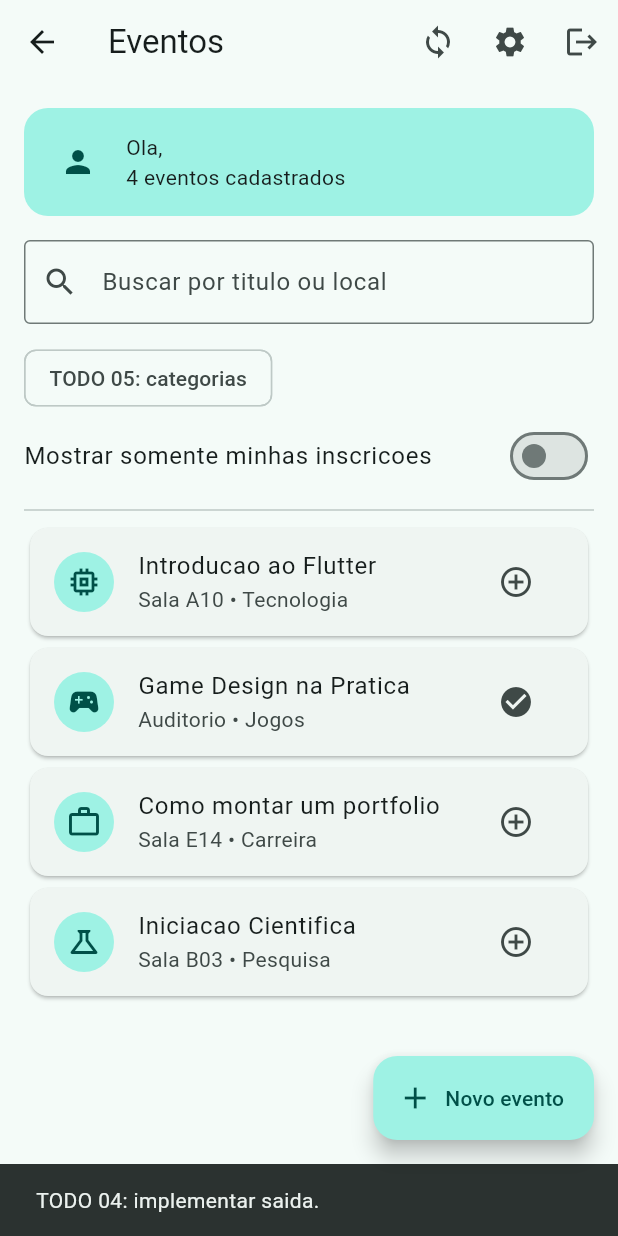
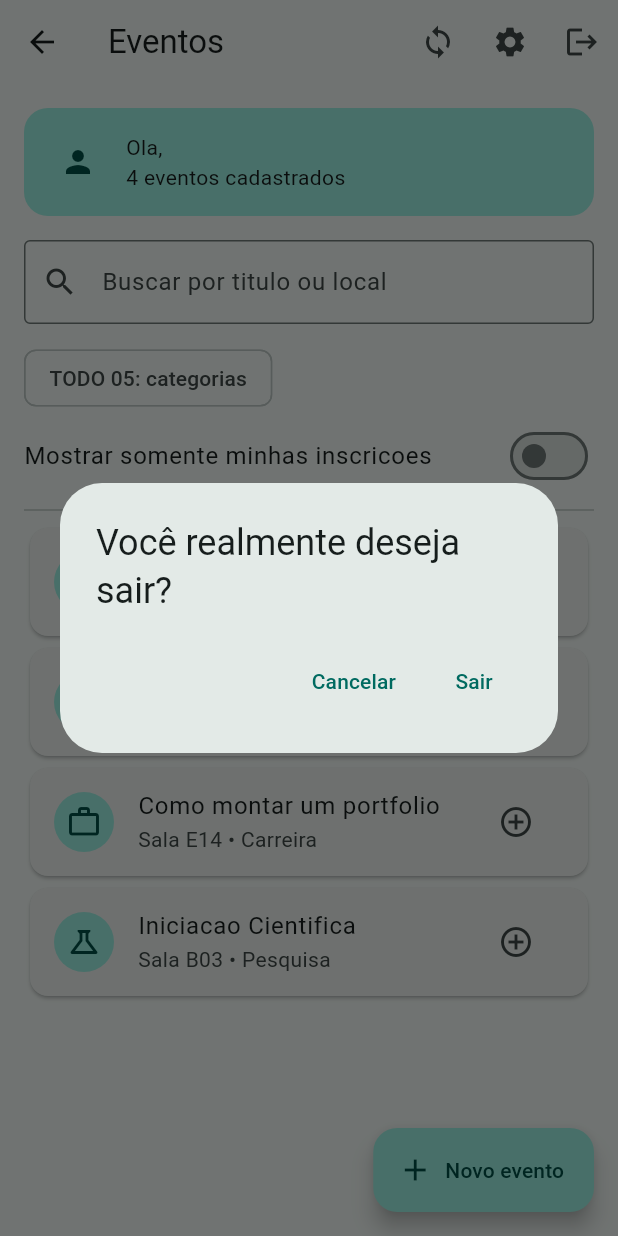
Before and after one commit to gfloriano11/mobile-development-class, a Flutter app: the HomeScreen screen opened directly with empty values, after a tap on the "logout" icon, on a phone screen of 412 x 824 dp. Run offline on Flutter 3.47's test engine with Material 3 defaults, Android fonts, the phone set to English and light mode, and no system bars; our stand-ins replace flutter_tts.

Commit message:
feat: implement todo 4 and fix search on todo 2

```diff
--- a/n2/flutter_agenda_eventos_atividade_base/lib/screens/home_screen.dart
+++ b/n2/flutter_agenda_eventos_atividade_base/lib/screens/home_screen.dart
@@ -1,5 +1,7 @@
 import 'package:flutter/material.dart';
 import 'package:flutter_agenda_eventos_atividade_base/screens/detalhes_evento_screen.dart';
+import 'package:flutter_agenda_eventos_atividade_base/screens/entrada_screen.dart';
+import 'package:flutter_agenda_eventos_atividade_base/screens/novo_evento_screen.dart';
 
 import '../data/eventos_iniciais.dart';
 import '../models/evento.dart';
@@ -24,7 +26,7 @@ class _HomeScreenState extends State<HomeScreen> {
   final _buscaController = TextEditingController();
   late final List<Evento> _eventos;
 
-  String _categoria = 'Todos';
+  // final String _categoria = 'Todos';
   bool _somenteInscritos = false;
 
   @override
@@ -49,7 +51,7 @@ class _HomeScreenState extends State<HomeScreen> {
           .where((e) =>
               (e.categoria.toLowerCase().contains(value) ||
                   e.titulo.toLowerCase().contains(value) ||
-                  e.titulo.toLowerCase().contains(value)) ||
+                  e.titulo.toLowerCase().contains(value)) &&
               e.inscrito)
           .toList();
     }
@@ -71,30 +73,39 @@ class _HomeScreenState extends State<HomeScreen> {
   // Se voltar true, remova o evento da lista. Caso contrario, atualize a tela.
   Future<void> _abrirDetalhes(Evento evento) async {
     final result = await Navigator.push<bool>(
-      context,
-      MaterialPageRoute(
-        builder: (BuildContext context) =>DetalhesEventoScreen(evento: evento)
-      )
-    );
+        context,
+        MaterialPageRoute(
+            builder: (BuildContext context) =>
+                DetalhesEventoScreen(evento: evento)));
 
     if (result == true) {
       setState(() {
-        _eventos = _eventos
-          .where((e) => e.id != evento.id)
-          .toList();
+        _eventos = _eventos.where((e) => e.id != evento.id).toList();
       });
     } else {
       setState(() {});
     }
   }
 
-  // TODO_ATIVIDADE_03
+  // TODO_ATIVIDADE_03 (FEITO)
   // Abra NovoEventoScreen e aguarde um Evento. Se vier um resultado,
   // adicione-o a lista usando setState() e mostre um SnackBar.
   Future<void> _adicionarEvento() async {
-    ScaffoldMessenger.of(context).showSnackBar(
-      const SnackBar(content: Text('TODO 03: implementar novo evento.')),
-    );
+    final result = await Navigator.push(
+        context,
+        MaterialPageRoute(
+            builder: (BuildContext context) => NovoEventoScreen()));
+
+    if (!mounted) return;
+
+    if (result != null) {
+      setState(() {
+        _eventos.add(result);
+      });
+      ScaffoldMessenger.of(context).showSnackBar(
+        const SnackBar(content: Text('Feito')),
+      );
+    }
   }
 
   Future<void> _abrirConfiguracoes() async {
@@ -119,12 +130,29 @@ class _HomeScreenState extends State<HomeScreen> {
     );
   }
 
-  // TODO_ATIVIDADE_04
+  // TODO_ATIVIDADE_04 (FEITO)
   // Exiba um AlertDialog de confirmacao e, se o usuario confirmar,
   // retorne a EntradaScreen limpando a pilha de rotas com pushAndRemoveUntil.
   Future<void> _sair() async {
-    ScaffoldMessenger.of(context).showSnackBar(
-      const SnackBar(content: Text('TODO 04: implementar saida.')),
+    showDialog<String>(
+      context: context,
+      builder: (BuildContext context) => AlertDialog(
+        title: const Text('Você realmente deseja sair?'),
+        actions: <Widget>[
+          TextButton(
+            onPressed: () => Navigator.pop(context, 'Cancel'),
+            child: const Text('Cancelar'),
+          ),
+          TextButton(
+            onPressed: () => Navigator.pushAndRemoveUntil(
+                context,
+                MaterialPageRoute(
+                    builder: (BuildContext context) => EntradaScreen()),
+                ModalRoute.withName("/")),
+            child: const Text('Sair'),
+          ),
+        ],
+      ),
     );
   }
 
```
